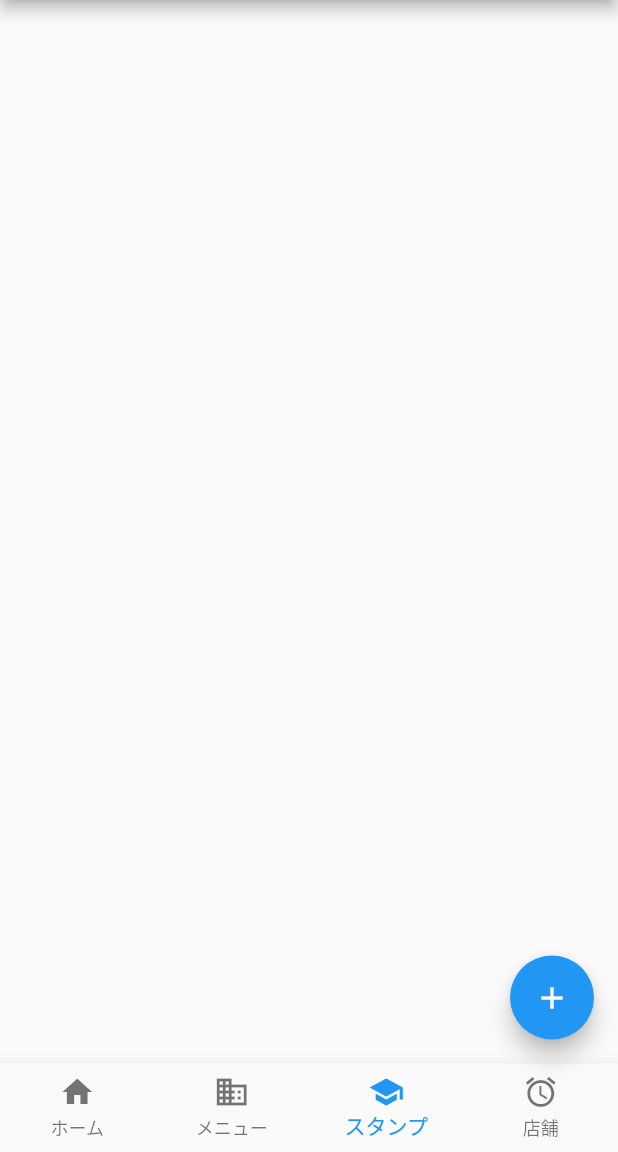
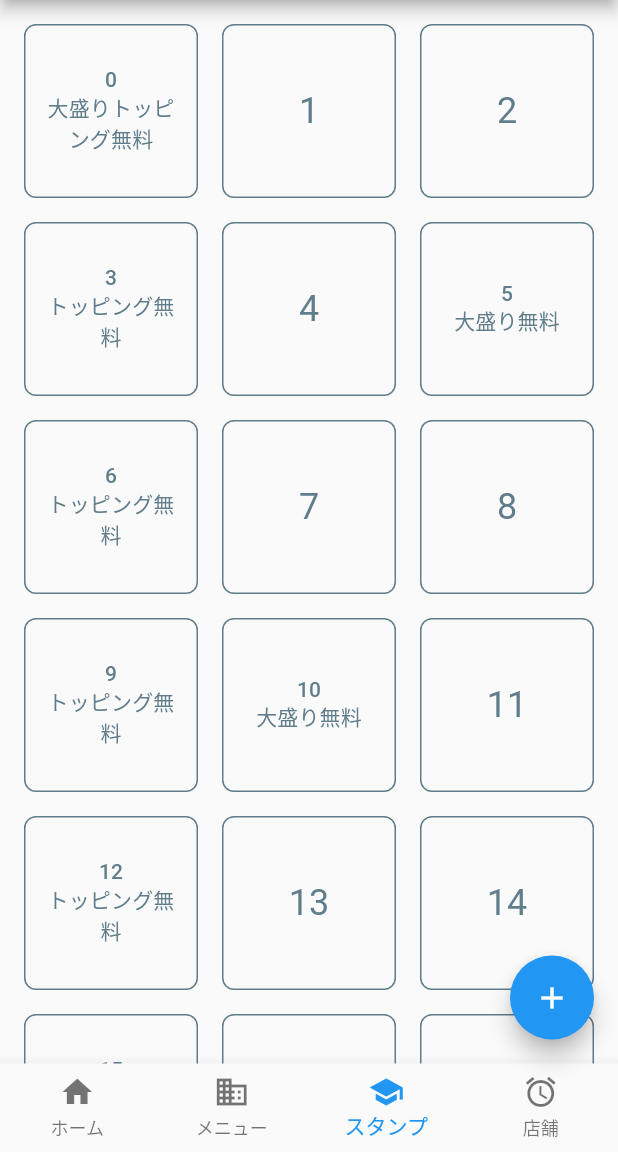
Before and after one commit to haru067/ramen, a Flutter app: the screen it shows after launch, item 3 of the bottom bar chosen, on a phone screen of 412 x 824 dp, the part 84-1236 px from its top. Run offline on Flutter 3.47's test engine with Material 2 defaults, Android fonts, the phone set to English and light mode, and no system bars; our stand-ins replace cloud_firestore; accounts and stored records are empty.

Commit message:
Solve fizzbuzz

```diff
--- a/lib/screens/stamp/widgets/stamp_screen.dart
+++ b/lib/screens/stamp/widgets/stamp_screen.dart
@@ -1,8 +1,51 @@
 import 'package:flutter/material.dart';
 
 class StampScreen extends StatelessWidget {
+  static const _stampSize = 20;
+
   @override
   Widget build(BuildContext context) {
-    return Container();
+    List<Widget> stamps = List();
+    for (int i = 0; i < _stampSize; i++) {
+      stamps.add(_buildStamp(context, i));
+    }
+    return GridView.count(
+      primary: false,
+      padding: const EdgeInsets.all(16),
+      crossAxisSpacing: 16,
+      mainAxisSpacing: 16,
+      crossAxisCount: 3,
+      children: stamps,
+    );
+  }
+
+  Widget _buildStamp(BuildContext context, int index) {
+    String message;
+    TextStyle style = Theme.of(context).textTheme.headline5.copyWith(color: Colors.blueGrey);
+    if (index % 15 == 0) {
+      message = "$index\n大盛りトッピング無料";
+      style = Theme.of(context).textTheme.subtitle2.copyWith(color: Colors.blueGrey);
+    } else if (index % 3 == 0) {
+      message = "$index\nトッピング無料";
+      style = Theme.of(context).textTheme.subtitle2.copyWith(color: Colors.blueGrey);
+    } else if (index % 5 == 0) {
+      message = "$index\n大盛り無料";
+      style = Theme.of(context).textTheme.subtitle2.copyWith(color: Colors.blueGrey);
+    } else {
+      message = index.toString();
+    }
+    Text text = Text(message, style: style, textAlign: TextAlign.center);
+    return Container(
+      padding: const EdgeInsets.all(8),
+      alignment: Alignment.center,
+      child: text,
+      decoration: BoxDecoration(
+          shape: BoxShape.rectangle,
+          border: Border.all(
+            color: Colors.blueGrey,
+            width: 1,
+          ),
+          borderRadius: BorderRadius.circular(8)),
+    );
   }
 }
```
